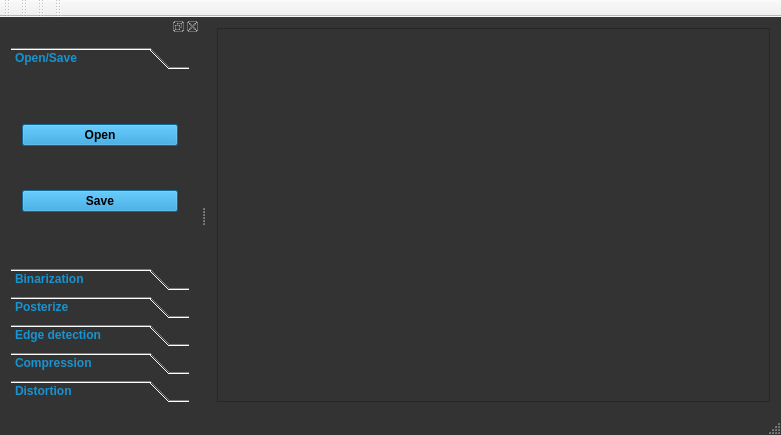
The window that qt/ImageProcessing/mainwindow.ui (MATF-RS19/RS029-image-processing) describes before a commit, drawn with Qt 5.
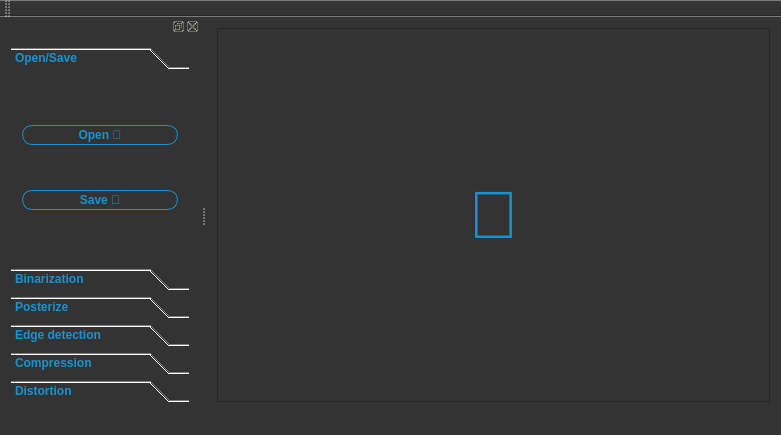
The same window after the commit. Custom widgets are drawn as their Qt base class.

Commit message: GUI design - buttons design improved and awesome icons added

Patch:
```diff
--- a/qt/ImageProcessing/mainwindow.ui
+++ b/qt/ImageProcessing/mainwindow.ui
@@ -10,13 +10,37 @@
     <height>435</height>
    </rect>
   </property>
+  <property name="font">
+   <font>
+    <pointsize>50</pointsize>
+   </font>
+  </property>
   <property name="windowTitle">
    <string>MainWindow</string>
   </property>
   <property name="styleSheet">
    <string notr="true">#MainWindow {
 	background:#333333;
-}</string>
+}
+
+QWidget { 
+	color : #1793D1;
+	background:#333333;
+	font: &quot;Terminus (TTF)&quot;;
+ }
+
+QPushButton {
+	border : 1px solid #1793D1;
+	border-radius: 10px;
+	padding: 2px;
+}
+
+QPushButton:hover {
+	background:#1793D1;
+	color: white;
+}
+
+</string>
   </property>
   <widget class="QWidget" name="centralWidget">
    <property name="styleSheet">
@@ -68,6 +92,14 @@
            <verstretch>0</verstretch>
           </sizepolicy>
          </property>
+         <property name="font">
+          <font>
+           <pointsize>50</pointsize>
+           <weight>50</weight>
+           <italic>false</italic>
+           <bold>false</bold>
+          </font>
+         </property>
          <property name="toolTipDuration">
           <number>-1</number>
          </property>
@@ -76,14 +108,15 @@
          </property>
          <property name="styleSheet">
           <string notr="true">#displayImageLabel{
-background:#333333;
+	background:#333333;	
+	color : #1793D1;
 }</string>
          </property>
          <property name="lineWidth">
           <number>0</number>
          </property>
          <property name="text">
-          <string/>
+          <string></string>
          </property>
          <property name="alignment">
           <set>Qt::AlignCenter</set>
@@ -121,7 +154,7 @@
    <property name="minimumSize">
     <size>
      <width>200</width>
-     <height>317</height>
+     <height>319</height>
     </size>
    </property>
    <property name="autoFillBackground">
@@ -143,7 +176,8 @@
      <item row="0" column="0" colspan="2">
       <widget class="QToolBox" name="toolBox">
        <property name="styleSheet">
-        <string notr="true">#toolBox {
+        <string notr="true">
+#toolBox {
 	background: #333333;
 }
 
@@ -154,9 +188,22 @@
     font-weight:bold;
  }
 
+
+QSlider::handle:horizontal {
+	background: #1793D1;
+	border-radius: 6px;
+}
+
+
 QPushButton {
-	background : #1793D1;
-	color:black;
+	border : 1px solid #1793D1;
+	border-radius: 10px;
+	padding: 2px;
+}
+
+QPushButton:hover {
+	background:#1793D1;
+	color: white;
 }
 </string>
        </property>
@@ -168,7 +215,7 @@
          <rect>
           <x>0</x>
           <y>0</y>
-          <width>168</width>
+          <width>182</width>
           <height>82</height>
          </rect>
         </property>
@@ -188,14 +235,17 @@
             <string notr="true"/>
            </property>
            <property name="text">
-            <string>Open</string>
+            <string>Open </string>
            </property>
           </widget>
          </item>
          <item>
           <widget class="QPushButton" name="saveImageButton">
+           <property name="styleSheet">
+            <string notr="true"/>
+           </property>
            <property name="text">
-            <string>Save</string>
+            <string>Save </string>
            </property>
           </widget>
          </item>
@@ -376,39 +426,6 @@
     </layout>
    </widget>
   </widget>
-  <widget class="QToolBar" name="toolBar">
-   <property name="windowTitle">
-    <string>toolBar</string>
-   </property>
-   <attribute name="toolBarArea">
-    <enum>TopToolBarArea</enum>
-   </attribute>
-   <attribute name="toolBarBreak">
-    <bool>false</bool>
-   </attribute>
-  </widget>
-  <widget class="QToolBar" name="toolBar_2">
-   <property name="windowTitle">
-    <string>toolBar_2</string>
-   </property>
-   <attribute name="toolBarArea">
-    <enum>TopToolBarArea</enum>
-   </attribute>
-   <attribute name="toolBarBreak">
-    <bool>false</bool>
-   </attribute>
-  </widget>
-  <widget class="QToolBar" name="toolBar_3">
-   <property name="windowTitle">
-    <string>toolBar_3</string>
-   </property>
-   <attribute name="toolBarArea">
-    <enum>TopToolBarArea</enum>
-   </attribute>
-   <attribute name="toolBarBreak">
-    <bool>false</bool>
-   </attribute>
-  </widget>
  </widget>
  <layoutdefault spacing="6" margin="11"/>
  <customwidgets>
```
Left out of the diff: 25 changed lines with no effect on the pictures. The commit also changes 11 other files.
